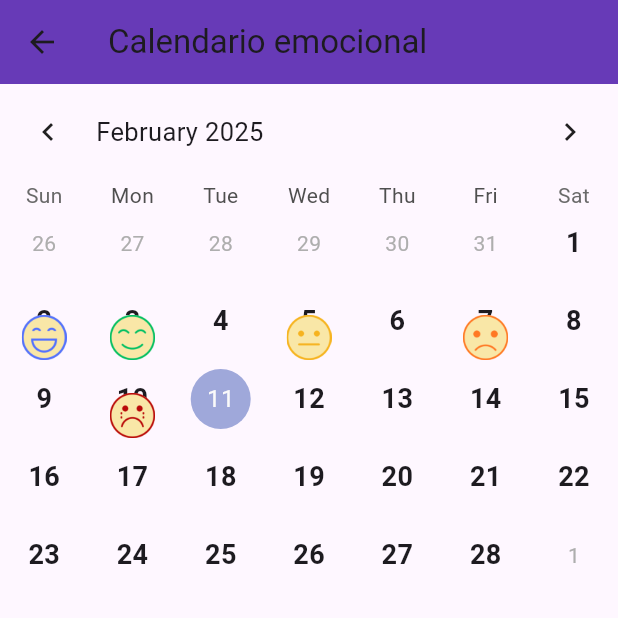
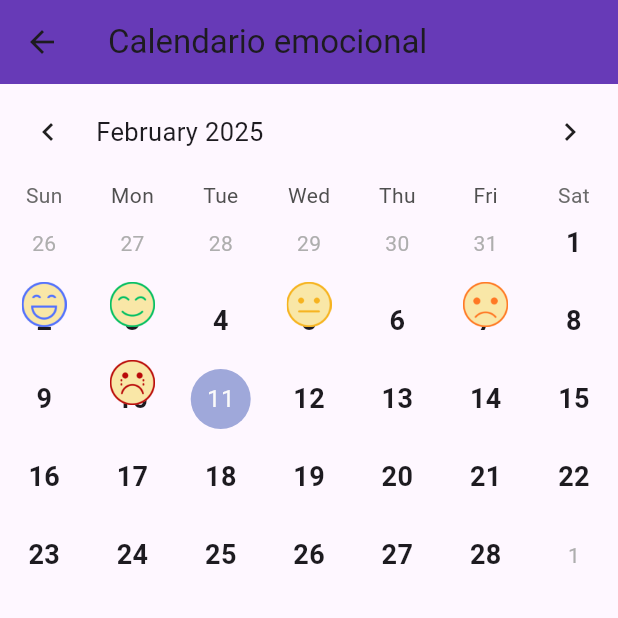
Before and after one commit to Santiago2132/maizfront, a Flutter app: the CalendarScreen screen opened by its route, on a phone screen of 412 x 824 dp, the top half of it. Run offline on Flutter 3.47's test engine with Material 3 defaults, Android fonts, the phone set to English and light mode, and no system bars; drawn by our look-alikes of table_calendar; our stand-ins replace audioplayers, cloud_firestore, firebase_auth, firebase_core, fl_chart, fluttertoast and 2 more; accounts and stored records are empty.

Commit message:
verificar google

```diff
--- a/maiz_app/lib/screens/calendar/calendarMarkets.dart
+++ b/maiz_app/lib/screens/calendar/calendarMarkets.dart
@@ -32,7 +32,7 @@ class CalendarMarkers {
       String emotion = emotionalRecords[normalizedDate]!;
 
       return Align(
-        alignment: Alignment.bottomCenter,
+        alignment: Alignment.topCenter,
         child: Container(
         width: 30, // Ajusta el tamaño del fondo
         height: 30,
```
